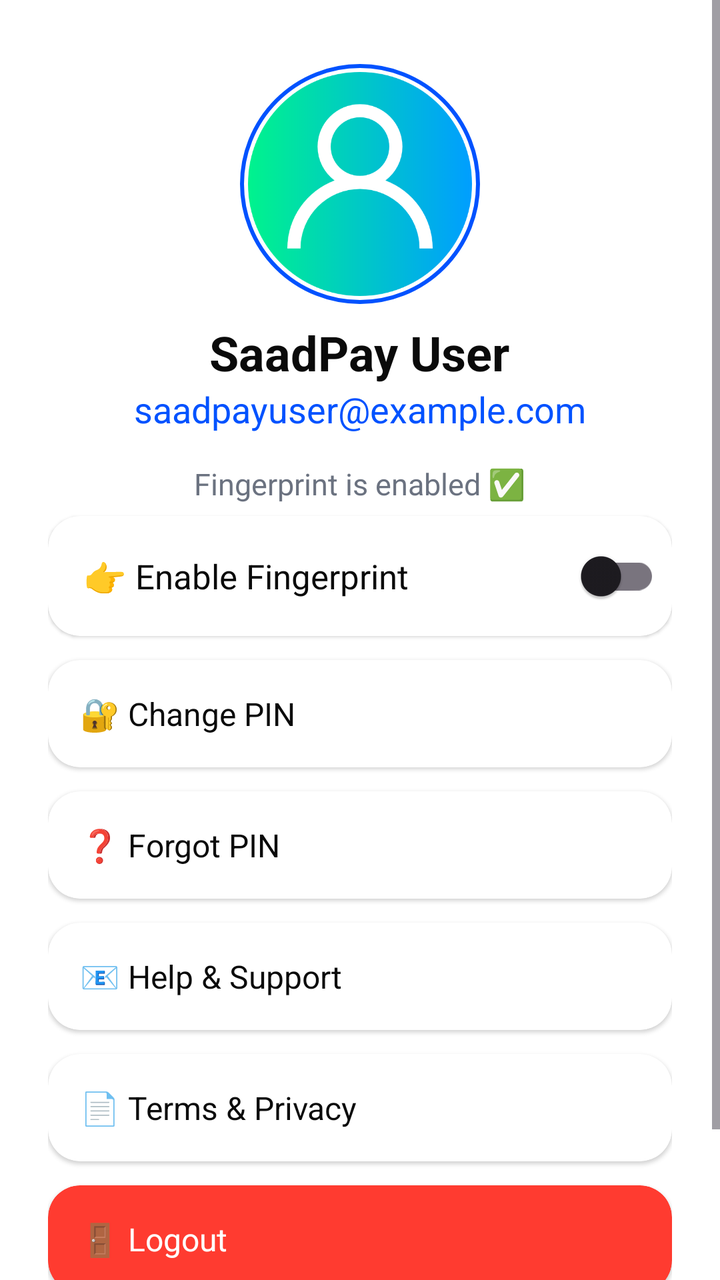
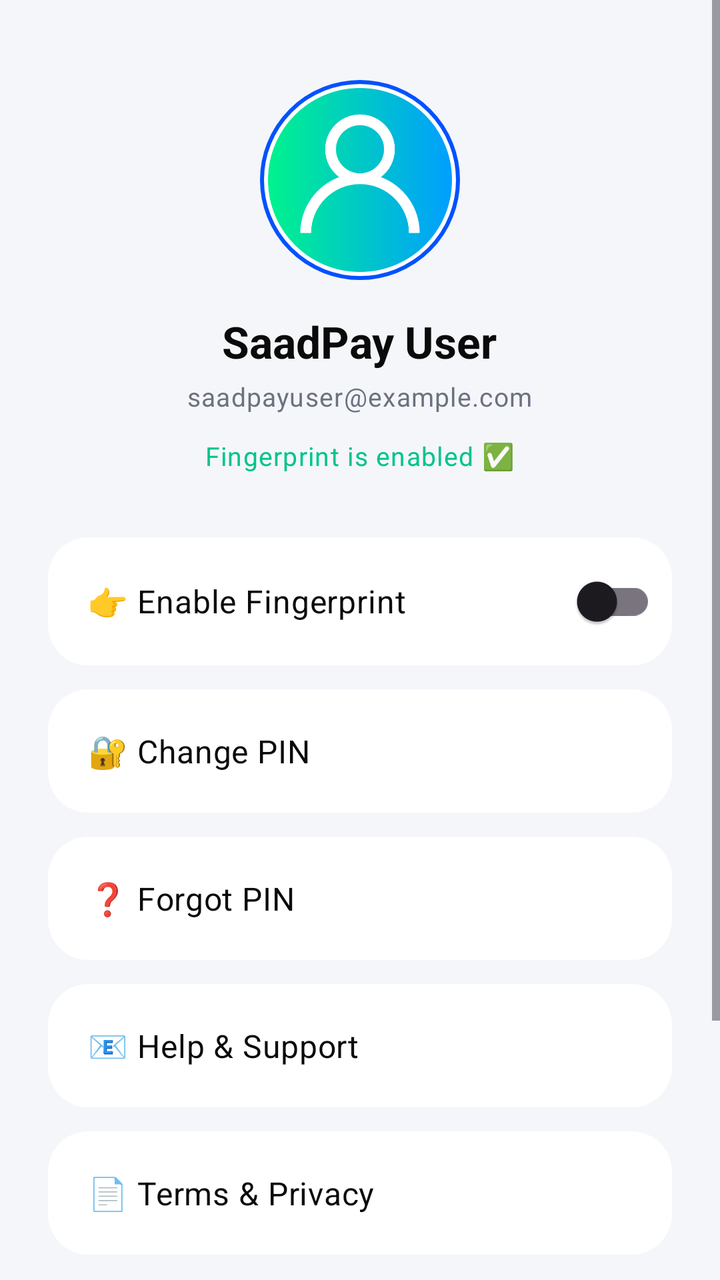

Before-and-after screenshots of an Android layout around one commit, followed by the original layout XML and the change that was made.
<!-- AndroidManifest.xml: application theme Theme.SaadPay -->
<!-- res/layout/fragment_profile.xml -->
<?xml version="1.0" encoding="utf-8"?>
<ScrollView xmlns:android="http://schemas.android.com/apk/res/android"
    xmlns:card_view="http://schemas.android.com/apk/res-auto"
    android:layout_width="match_parent"
    android:layout_height="match_parent"
    android:background="@color/white">

    <LinearLayout
        android:id="@+id/profileRoot"
        android:layout_width="match_parent"
        android:layout_height="wrap_content"
        android:orientation="vertical"
        android:padding="24dp"
        android:gravity="center_horizontal">

        <ImageView
            android:id="@+id/profileImageView"
            android:layout_width="120dp"
            android:layout_height="120dp"
            android:src="@drawable/ic_person"
            android:layout_marginTop="8dp"
            android:layout_marginBottom="8dp"
            android:scaleType="centerCrop"
            android:background="@drawable/bg_profile_circle"
            android:padding="4dp" />

        <TextView
            android:id="@+id/profileNameTextView"
            android:layout_width="wrap_content"
            android:layout_height="wrap_content"
            android:text="SaadPay User"
            android:textSize="24sp"
            android:textStyle="bold"
            android:textColor="@color/black" />

        <TextView
            android:id="@+id/profileEmailTextView"
            android:layout_width="wrap_content"
            android:layout_height="wrap_content"
            android:text="saadpayuser@example.com"
            android:textSize="18sp"
            android:textColor="@color/primaryColor"
            android:layout_marginBottom="15dp" />

        <TextView
            android:id="@+id/fingerprintStatusTextView"
            android:layout_width="wrap_content"
            android:layout_height="wrap_content"
            android:text="Fingerprint is enabled ✅"
            android:textSize="15sp"
            android:textColor="@color/gray"
            android:layout_marginBottom="6dp" />

        <androidx.cardview.widget.CardView
            android:layout_width="match_parent"
            android:layout_height="wrap_content"
            card_view:cardCornerRadius="16dp"
            card_view:cardElevation="1dp"
            card_view:cardBackgroundColor="@color/white"
            android:layout_marginBottom="12dp">

            <LinearLayout
                android:layout_width="match_parent"
                android:layout_height="wrap_content"
                android:orientation="horizontal"
                android:padding="6dp"
                android:gravity="center_vertical"
                android:layout_marginStart="12dp"
                >

                <TextView
                    android:layout_width="0dp"
                    android:layout_weight="1"
                    android:layout_height="wrap_content"
                    android:text="👉 Enable Fingerprint"
                    android:textSize="17sp"
                    android:textColor="@color/black" />

                <androidx.appcompat.widget.SwitchCompat
                    android:id="@+id/biometricSwitch"
                    android:layout_width="wrap_content"
                    android:layout_height="wrap_content" />
            </LinearLayout>
        </androidx.cardview.widget.CardView>

        <androidx.cardview.widget.CardView
            android:id="@+id/changePinCard"
            android:layout_width="match_parent"
            android:layout_height="wrap_content"
            android:layout_marginBottom="12dp"
            card_view:cardCornerRadius="16dp"
            card_view:cardElevation="1dp"
            card_view:cardBackgroundColor="@color/white">

            <TextView
                android:layout_width="match_parent"
                android:layout_height="wrap_content"
                android:text="🔐 Change PIN"
                android:textColor="@color/black"
                android:textSize="16sp"
                android:padding="16dp" />
        </androidx.cardview.widget.CardView>

        <androidx.cardview.widget.CardView
            android:id="@+id/forgotPinCard"
            android:layout_width="match_parent"
            android:layout_height="wrap_content"
            android:layout_marginBottom="12dp"
            card_view:cardCornerRadius="16dp"
            card_view:cardElevation="1dp"
            card_view:cardBackgroundColor="@color/white">

            <TextView
                android:layout_width="match_parent"
                android:layout_height="wrap_content"
                android:text="❓ Forgot PIN"
                android:textColor="@color/black"
                android:textSize="16sp"
                android:padding="16dp" />
        </androidx.cardview.widget.CardView>

        <androidx.cardview.widget.CardView
            android:id="@+id/helpSupportCard"
            android:layout_width="match_parent"
            android:layout_height="wrap_content"
            android:layout_marginBottom="12dp"
            card_view:cardCornerRadius="16dp"
            card_view:cardElevation="1dp"
            card_view:cardBackgroundColor="@color/white">

            <TextView
                android:layout_width="match_parent"
                android:layout_height="wrap_content"
                android:text="📧 Help &amp; Support"
                android:textColor="@color/black"
                android:textSize="16sp"
                android:padding="16dp" />
        </androidx.cardview.widget.CardView>

        <androidx.cardview.widget.CardView
            android:id="@+id/termsPrivacyCard"
            android:layout_width="match_parent"
            android:layout_height="wrap_content"
            android:layout_marginBottom="12dp"
            card_view:cardCornerRadius="16dp"
            card_view:cardElevation="1dp"
            card_view:cardBackgroundColor="@color/white">

            <TextView
                android:layout_width="match_parent"
                android:layout_height="wrap_content"
                android:text="📄 Terms &amp; Privacy"
                android:textColor="@color/black"
                android:textSize="16sp"
                android:padding="16dp" />
        </androidx.cardview.widget.CardView>

        <androidx.cardview.widget.CardView
            android:id="@+id/logoutCard"
            android:layout_width="match_parent"
            android:layout_height="wrap_content"
            card_view:cardCornerRadius="16dp"
            card_view:cardElevation="1dp"
            card_view:cardBackgroundColor="@color/red">

            <TextView
                android:layout_width="match_parent"
                android:layout_height="wrap_content"
                android:text="🚪 Logout"
                android:textColor="@color/white"
                android:textSize="16sp"
                android:padding="16dp" />
        </androidx.cardview.widget.CardView>

        <TextView
            android:id="@+id/appVersionTextView"
            android:layout_width="wrap_content"
            android:layout_height="wrap_content"
            android:text="Version 1.1.2"
            android:textColor="@color/black"
            android:textSize="14sp"
            android:layout_marginTop="12dp"
            android:textStyle="italic"
            android:layout_marginBottom="24dp"/>


    </LinearLayout>
</ScrollView>
<!-- resources referenced by this layout -->
<resources>
  <color name="black">#0A0A0A</color>
  <color name="gray">#6B7280</color>
  <color name="primaryColor">#0052FF</color>
  <color name="red">#FF3B30</color>
  <color name="white">#FFFFFF</color>
  <!-- drawable bg_profile_circle (drawable) -->
  <?xml version="1.0" encoding="utf-8"?>
  <shape xmlns:android="http://schemas.android.com/apk/res/android"
      android:shape="oval">
      <solid android:color="@color/white"/>
      <stroke
          android:width="2dp"
          android:color="@color/primaryColor"/>
  </shape>
  <!-- drawable ic_person: png bitmap (drawable, 25344 bytes) -->
  <style name="Theme.SaadPay" parent="Theme.Material3.DayNight.NoActionBar">
          <item name="colorPrimary">@color/primaryColor</item>
          <item name="colorPrimaryVariant">@color/primaryDarkColor</item>
          <item name="colorOnPrimary">#FFFFFF</item>
          <item name="android:statusBarColor" tools:targetApi="l">@color/primaryDarkColor</item>
          <item name="colorSecondary">@color/accentColor</item>
          <item name="colorOnSecondary">#FFFFFF</item>
          <item name="android:colorBackground">#FFFFFF</item>
          <item name="colorSurface">#FFFFFF</item>
      </style>
  <color name="primaryDarkColor">#0040CC</color>
  <color name="accentColor">#0052FF</color>
</resources>

<!-- the commit's change to res/layout/fragment_profile.xml (unified diff, before → after) -->
@@ -3,7 +3,7 @@
     xmlns:card_view="http://schemas.android.com/apk/res-auto"
     android:layout_width="match_parent"
     android:layout_height="match_parent"
-    android:background="@color/white">
+    android:background="@color/surface">
 
     <LinearLayout
         android:id="@+id/profileRoot"
@@ -15,11 +15,11 @@
 
         <ImageView
             android:id="@+id/profileImageView"
-            android:layout_width="120dp"
-            android:layout_height="120dp"
+            android:layout_width="100dp"
+            android:layout_height="100dp"
             android:src="@drawable/ic_person"
-            android:layout_marginTop="8dp"
-            android:layout_marginBottom="8dp"
+            android:layout_marginTop="16dp"
+            android:layout_marginBottom="16dp"
             android:scaleType="centerCrop"
             android:background="@drawable/bg_profile_circle"
             android:padding="4dp" />
@@ -29,52 +29,49 @@
             android:layout_width="wrap_content"
             android:layout_height="wrap_content"
             android:text="SaadPay User"
-            android:textSize="24sp"
-            android:textStyle="bold"
-            android:textColor="@color/black" />
+            style="@style/TextAppearance.Fintech.Title"
+            android:layout_marginBottom="4dp" />
 
         <TextView
             android:id="@+id/profileEmailTextView"
             android:layout_width="wrap_content"
             android:layout_height="wrap_content"
             android:text="saadpayuser@example.com"
-            android:textSize="18sp"
-            android:textColor="@color/primaryColor"
-            android:layout_marginBottom="15dp" />
+            style="@style/TextAppearance.Fintech.Secondary"
+            android:textColor="@color/text_secondary"
+            android:layout_marginBottom="12dp" />
 
         <TextView
             android:id="@+id/fingerprintStatusTextView"
             android:layout_width="wrap_content"
             android:layout_height="wrap_content"
             android:text="Fingerprint is enabled ✅"
-            android:textSize="15sp"
-            android:textColor="@color/gray"
-            android:layout_marginBottom="6dp" />
+            style="@style/TextAppearance.Fintech.Secondary"
+            android:textColor="@color/success"
+            android:layout_marginBottom="32dp" />
 
         <androidx.cardview.widget.CardView
             android:layout_width="match_parent"
             android:layout_height="wrap_content"
-            card_view:cardCornerRadius="16dp"
-            card_view:cardElevation="1dp"
-            card_view:cardBackgroundColor="@color/white"
+            card_view:cardCornerRadius="20dp"
+            card_view:cardElevation="0dp"
+            card_view:cardBackgroundColor="@color/background"
             android:layout_marginBottom="12dp">
 
             <LinearLayout
                 android:layout_width="match_parent"
                 android:layout_height="wrap_content"
                 android:orientation="horizontal"
-                android:padding="6dp"
+                android:padding="8dp"
                 android:gravity="center_vertical"
-                android:layout_marginStart="12dp"
-                >
+                android:layout_marginStart="12dp">
 
                 <TextView
                     android:layout_width="0dp"
                     android:layout_weight="1"
                     android:layout_height="wrap_content"
                     android:text="👉 Enable Fingerprint"
-                    android:textSize="17sp"
-                    android:textColor="@color/black" />
+                    style="@style/TextAppearance.Fintech.Body" />
 
                 <androidx.appcompat.widget.SwitchCompat
                     android:id="@+id/biometricSwitch"
@@ -88,17 +85,16 @@
             android:layout_width="match_parent"
             android:layout_height="wrap_content"
             android:layout_marginBottom="12dp"
-            card_view:cardCornerRadius="16dp"
-            card_view:cardElevation="1dp"
-            card_view:cardBackgroundColor="@color/white">
+            card_view:cardCornerRadius="20dp"
+            card_view:cardElevation="0dp"
+            card_view:cardBackgroundColor="@color/background">
 
             <TextView
                 android:layout_width="match_parent"
                 android:layout_height="wrap_content"
                 android:text="🔐 Change PIN"
-                android:textColor="@color/black"
-                android:textSize="16sp"
-                android:padding="16dp" />
+                style="@style/TextAppearance.Fintech.Body"
+                android:padding="20dp" />
         </androidx.cardview.widget.CardView>
 
         <androidx.cardview.widget.CardView
@@ -106,17 +102,16 @@
             android:layout_width="match_parent"
             android:layout_height="wrap_content"
             android:layout_marginBottom="12dp"
-            card_view:cardCornerRadius="16dp"
-            card_view:cardElevation="1dp"
-            card_view:cardBackgroundColor="@color/white">
+            card_view:cardCornerRadius="20dp"
+            card_view:cardElevation="0dp"
+            card_view:cardBackgroundColor="@color/background">
 
             <TextView
                 android:layout_width="match_parent"
                 android:layout_height="wrap_content"
                 android:text="❓ Forgot PIN"
-                android:textColor="@color/black"
-                android:textSize="16sp"
-                android:padding="16dp" />
+                style="@style/TextAppearance.Fintech.Body"
+                android:padding="20dp" />
         </androidx.cardview.widget.CardView>
 
         <androidx.cardview.widget.CardView
@@ -124,52 +119,51 @@
             android:layout_width="match_parent"
             android:layout_height="wrap_content"
             android:layout_marginBottom="12dp"
-            card_view:cardCornerRadius="16dp"
-            card_view:cardElevation="1dp"
-            card_view:cardBackgroundColor="@color/white">
+            card_view:cardCornerRadius="20dp"
+            card_view:cardElevation="0dp"
+            card_view:cardBackgroundColor="@color/background">
 
             <TextView
                 android:layout_width="match_parent"
                 android:layout_height="wrap_content"
                 android:text="📧 Help &amp; Support"
-                android:textColor="@color/black"
-                android:textSize="16sp"
-                android:padding="16dp" />
+                style="@style/TextAppearance.Fintech.Body"
+                android:padding="20dp" />
         </androidx.cardview.widget.CardView>
 
         <androidx.cardview.widget.CardView
             android:id="@+id/termsPrivacyCard"
             android:layout_width="match_parent"
             android:layout_height="wrap_content"
-            android:layout_marginBottom="12dp"
-            card_view:cardCornerRadius="16dp"
-            card_view:cardElevation="1dp"
-            card_view:cardBackgroundColor="@color/white">
+            android:layout_marginBottom="24dp"
+            card_view:cardCornerRadius="20dp"
+            card_view:cardElevation="0dp"
+            card_view:cardBackgroundColor="@color/background">
 
             <TextView
                 android:layout_width="match_parent"
                 android:layout_height="wrap_content"
                 android:text="📄 Terms &amp; Privacy"
-                android:textColor="@color/black"
-                android:textSize="16sp"
-                android:padding="16dp" />
+                style="@style/TextAppearance.Fintech.Body"
+                android:padding="20dp" />
         </androidx.cardview.widget.CardView>
 
         <androidx.cardview.widget.CardView
             android:id="@+id/logoutCard"
             android:layout_width="match_parent"
             android:layout_height="wrap_content"
-            card_view:cardCornerRadius="16dp"
-            card_view:cardElevation="1dp"
-            card_view:cardBackgroundColor="@color/red">
+            android:layout_marginBottom="16dp"
+            card_view:cardCornerRadius="20dp"
+            card_view:cardElevation="0dp"
+            card_view:cardBackgroundColor="#FFF0F0">
 
             <TextView
                 android:layout_width="match_parent"
                 android:layout_height="wrap_content"
                 android:text="🚪 Logout"
-                android:textColor="@color/white"
-                android:textSize="16sp"
-                android:padding="16dp" />
+                style="@style/TextAppearance.Fintech.Body"
+                android:textColor="@color/error"
+                android:padding="20dp" />
         </androidx.cardview.widget.CardView>
 
         <TextView
@@ -177,12 +171,9 @@
             android:layout_width="wrap_content"
             android:layout_height="wrap_content"
             android:text="Version 1.1.2"
-            android:textColor="@color/black"
-            android:textSize="14sp"
-            android:layout_marginTop="12dp"
-            android:textStyle="italic"
+            style="@style/TextAppearance.Fintech.Secondary"
+            android:layout_marginTop="8dp"
             android:layout_marginBottom="24dp"/>
-
 
     </LinearLayout>
 </ScrollView>
<!-- resource entries referenced after the edit -->
@@ -1,9 +1,12 @@
 <!-- resources referenced by this layout -->
 <resources>
-  <color name="black">#0A0A0A</color>
-  <color name="gray">#6B7280</color>
+  <color name="background">#FFFFFF</color>
+  <color name="error">#FF3B30</color>
+  <color name="success">#00C48C</color>
+  <color name="surface">#F5F6FA</color>
+  <color name="text_secondary">#6B7280</color>
   <color name="primaryColor">#0052FF</color>
-  <color name="red">#FF3B30</color>
+  <color name="text_primary">#0A0A0A</color>
   <color name="white">#FFFFFF</color>
   <!-- drawable bg_profile_circle (drawable) -->
   <?xml version="1.0" encoding="utf-8"?>
@@ -15,6 +18,20 @@
           android:color="@color/primaryColor"/>
   </shape>
   <!-- drawable ic_person: png bitmap (drawable, 25344 bytes) -->
+  <style name="TextAppearance.Fintech.Body" parent="TextAppearance.Material3.BodyMedium">
+          <item name="android:textSize">16sp</item>
+          <item name="android:fontFamily">sans-serif-medium</item>
+          <item name="android:textColor">@color/text_primary</item>
+      </style>
+  <style name="TextAppearance.Fintech.Secondary" parent="TextAppearance.Material3.BodySmall">
+          <item name="android:textSize">13sp</item>
+          <item name="android:textColor">@color/text_secondary</item>
+      </style>
+  <style name="TextAppearance.Fintech.Title" parent="TextAppearance.Material3.TitleLarge">
+          <item name="android:textSize">22sp</item>
+          <item name="android:textStyle">bold</item>
+          <item name="android:textColor">@color/text_primary</item>
+      </style>
   <style name="Theme.SaadPay" parent="Theme.Material3.DayNight.NoActionBar">
           <item name="colorPrimary">@color/primaryColor</item>
           <item name="colorPrimaryVariant">@color/primaryDarkColor</item>
